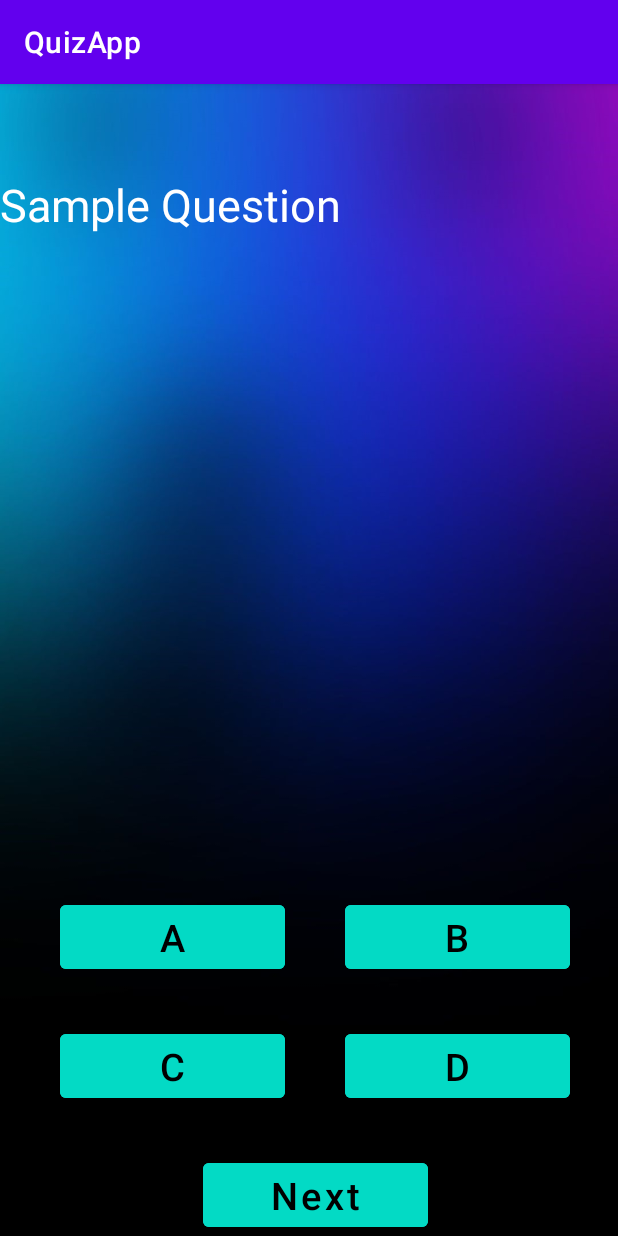
After one commit to sekhar76405/AndRoiD_deV, an Android app: the QuestionActivity screen opened directly, with no data from a screen before it, on a phone screen of 412 x 824 dp. The commit adds this screen. Run offline under Robolectric (Android 15) with nearby library versions, the phone set to English and light mode, and no system bars.

Commit message:
added the Questions activity and Xml, with assigning the ids to all buttons

```diff
--- a/QuizApp/app/src/main/AndroidManifest.xml
+++ b/QuizApp/app/src/main/AndroidManifest.xml
@@ -9,7 +9,8 @@
         android:roundIcon="@mipmap/ic_launcher_round"
         android:supportsRtl="true"
         android:theme="@style/Theme.QuizApp">
-        <activity android:name=".Topics"></activity>
+        <activity android:name=".QuestionActivity"></activity>
+        <activity android:name=".Topics" />
         <activity android:name=".MainActivity">
             <intent-filter>
                 <action android:name="android.intent.action.MAIN" />
--- /dev/null
+++ b/QuizApp/app/src/main/java/com/example/quizapp/QuestionActivity.java
@@ -0,0 +1,14 @@
+package com.example.quizapp;
+
+import androidx.appcompat.app.AppCompatActivity;
+
+import android.os.Bundle;
+
+public class QuestionActivity extends AppCompatActivity {
+
+    @Override
+    protected void onCreate(Bundle savedInstanceState) {
+        super.onCreate(savedInstanceState);
+        setContentView(R.layout.activity_question);
+    }
+}
--- /dev/null
+++ b/QuizApp/app/src/main/res/layout/activity_question.xml
@@ -0,0 +1,85 @@
+<?xml version="1.0" encoding="utf-8"?>
+<LinearLayout xmlns:android="http://schemas.android.com/apk/res/android"
+    xmlns:app="http://schemas.android.com/apk/res-auto"
+    xmlns:tools="http://schemas.android.com/tools"
+    android:layout_width="match_parent"
+    android:layout_height="match_parent"
+    android:orientation="vertical"
+    android:background="@drawable/landing_page"
+    tools:context=".QuestionActivity">
+
+        <TextView
+            android:id="@+id/question"
+            android:layout_width="match_parent"
+            android:layout_height="match_parent"
+            android:textSize="30dp"
+            android:text="Sample Question"
+            android:layout_weight="1"
+            android:textColor="@color/cardview_light_background"
+            android:layout_marginTop="60dp"
+            />
+        <LinearLayout
+            android:layout_width="match_parent"
+            android:layout_height="match_parent"
+            android:orientation="horizontal"
+            android:layout_weight="3">
+
+            <Button
+                    android:id="@+id/a"
+                    android:layout_width="150dp"
+                    android:layout_height="wrap_content"
+                    android:layout_marginLeft="40dp"
+                    android:backgroundTint="@color/teal_200"
+                    android:text="A"
+                    android:textColor="@color/black"
+                    android:textSize="25sp" />
+            <Button
+                android:id="@+id/b"
+                android:layout_width="150dp"
+                android:layout_height="wrap_content"
+                android:layout_marginLeft="40dp"
+                android:backgroundTint="@color/teal_200"
+                android:text="B"
+                android:textColor="@color/black"
+                android:textSize="25sp" />
+        </LinearLayout>
+        <LinearLayout
+            android:layout_width="match_parent"
+            android:layout_height="match_parent"
+            android:orientation="horizontal"
+            android:layout_weight="3">
+
+            <Button
+                android:id="@+id/c"
+                android:layout_width="150dp"
+                android:layout_height="wrap_content"
+                android:layout_marginLeft="40dp"
+
+                android:backgroundTint="@color/teal_200"
+                android:text="C"
+                android:textColor="@color/black"
+                android:textSize="25sp" />
+            <Button
+                android:id="@+id/d"
+                android:layout_width="150dp"
+                android:layout_height="wrap_content"
+                android:layout_marginLeft="40dp"
+                android:backgroundTint="@color/teal_200"
+                android:text="D"
+                android:textColor="@color/black"
+                android:textSize="25sp" />
+        </LinearLayout>
+    <Button
+        android:id="@+id/next_btn"
+        android:layout_width="150dp"
+        android:layout_height="wrap_content"
+        android:layout_marginLeft="40dp"
+        android:backgroundTint="@color/teal_200"
+        android:text="Next"
+        android:textAllCaps="false"
+        android:layout_gravity="center_horizontal"
+        android:layout_marginRight="35dp"
+        android:textColor="@color/black"
+        android:textSize="25sp" />
+
+</LinearLayout>
--- a/QuizApp/app/src/main/res/layout/activity_topics.xml
+++ b/QuizApp/app/src/main/res/layout/activity_topics.xml
@@ -33,6 +33,7 @@
             android:layout_marginTop="40dp">
 
             <Button
+                android:id="@+id/kohli"
                 android:layout_width="160dp"
                 android:layout_height="100dp"
                 android:layout_marginLeft="30dp"
@@ -43,6 +44,7 @@
                 />
 
             <Button
+                android:id="@+id/web_dev"
                 android:layout_width="160dp"
                 android:layout_height="100dp"
                 android:text="web dev"
@@ -61,6 +63,7 @@
             android:layout_marginTop="25dp">
 
             <Button
+                android:id="@+id/politics"
                 android:layout_width="160dp"
                 android:layout_height="100dp"
                 android:text="Politics"
@@ -70,6 +73,7 @@
                 android:backgroundTint="@color/teal_200"
                 />
             <Button
+                android:id="@+id/science"
                 android:layout_width="160dp"
                 android:layout_height="100dp"
                 android:text="Science"
```
